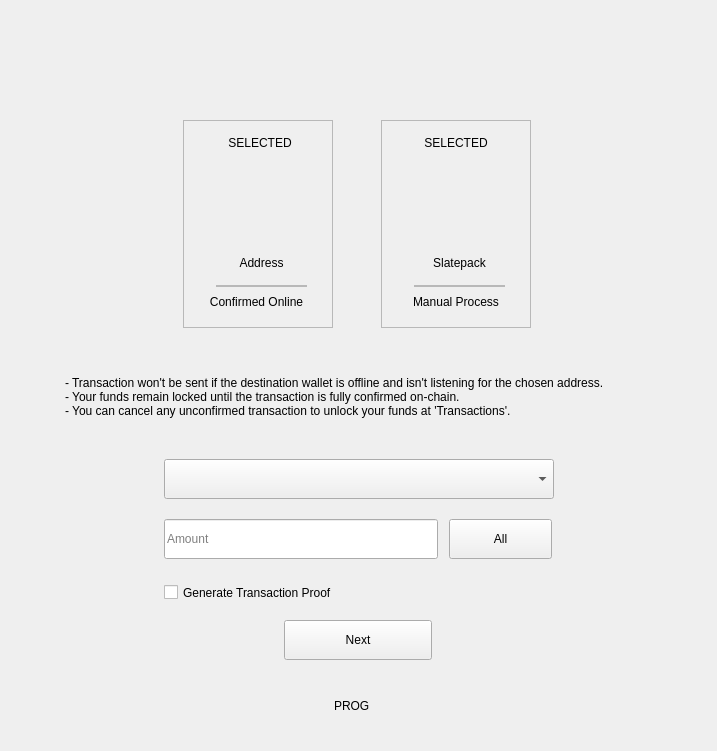
First picture: the form in windows_desktop/g_sendStarting.ui, repository mwcproject/mwc-qt-wallet, before the edit.
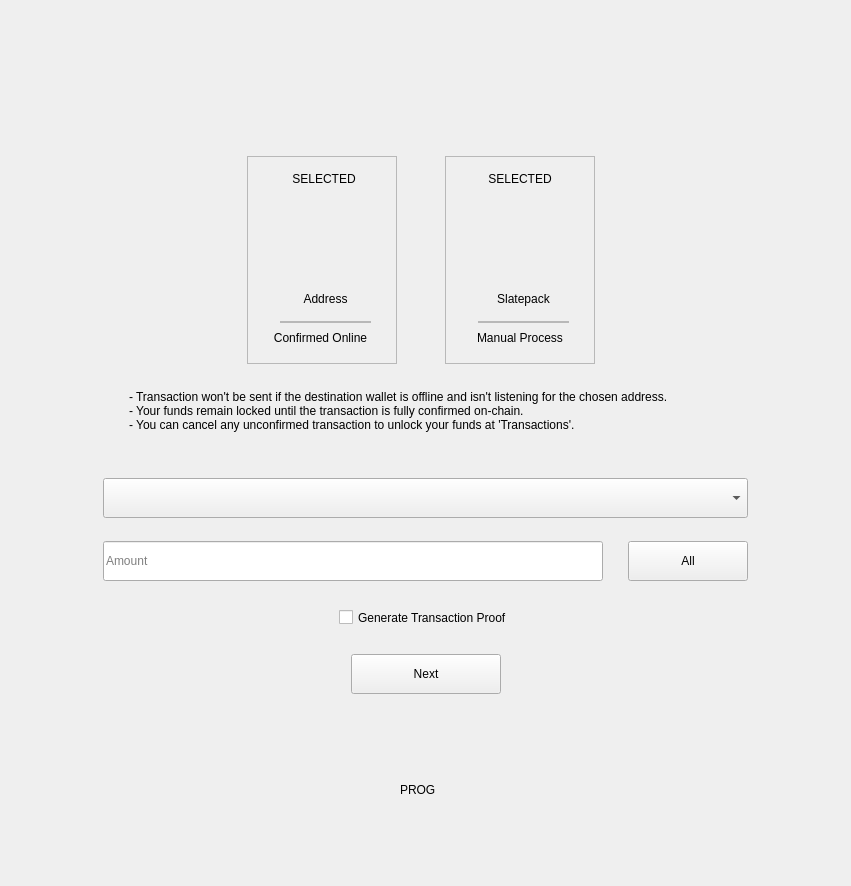
Second picture: the form after the edit. Icons and pictures are not drawn. Custom widgets are drawn as their Qt base class.

Commit message: Send UI. Make Account combo wide and all Send panels resizable

Diff of the .ui file:
```diff
--- a/windows_desktop/g_sendStarting.ui
+++ b/windows_desktop/g_sendStarting.ui
@@ -6,20 +6,17 @@
    <rect>
     <x>0</x>
     <y>0</y>
-    <width>717</width>
-    <height>751</height>
+    <width>851</width>
+    <height>886</height>
    </rect>
   </property>
   <property name="windowTitle">
    <string>Form</string>
   </property>
-  <layout class="QVBoxLayout" name="verticalLayout_2" stretch="1,0,3">
+  <layout class="QVBoxLayout" name="verticalLayout_3" stretch="1,0,3">
    <property name="spacing">
     <number>0</number>
    </property>
-   <property name="leftMargin">
-    <number>12</number>
-   </property>
    <property name="topMargin">
     <number>90</number>
    </property>
@@ -27,24 +24,24 @@
     <number>1</number>
    </property>
    <item>
-    <spacer name="verticalSpacer">
+    <spacer name="verticalSpacer_7">
      <property name="orientation">
-      <enum>Qt::Vertical</enum>
+      <enum>Qt::Orientation::Vertical</enum>
      </property>
      <property name="sizeHint" stdset="0">
       <size>
        <width>20</width>
-       <height>34</height>
+       <height>60</height>
       </size>
      </property>
     </spacer>
    </item>
    <item>
-    <layout class="QHBoxLayout" name="horizontalLayout">
+    <layout class="QHBoxLayout" name="horizontalLayout_5" stretch="1,7,1">
      <item>
-      <spacer name="horizontalSpacer">
+      <spacer name="horizontalSpacer_2">
        <property name="orientation">
-        <enum>Qt::Horizontal</enum>
+        <enum>Qt::Orientation::Horizontal</enum>
        </property>
        <property name="sizeHint" stdset="0">
         <size>
@@ -70,27 +67,213 @@
        </property>
        <property name="maximumSize">
         <size>
-         <width>600</width>
+         <width>1200</width>
          <height>540</height>
         </size>
        </property>
        <property name="frameShape">
-        <enum>QFrame::NoFrame</enum>
+        <enum>QFrame::Shape::NoFrame</enum>
        </property>
        <property name="frameShadow">
-        <enum>QFrame::Raised</enum>
+        <enum>QFrame::Shadow::Raised</enum>
        </property>
+       <layout class="QVBoxLayout" name="verticalLayout_2">
+        <property name="spacing">
+         <number>1</number>
+        </property>
+        <property name="leftMargin">
+         <number>0</number>
+        </property>
+        <property name="topMargin">
+         <number>0</number>
+        </property>
+        <property name="rightMargin">
+         <number>0</number>
+        </property>
+        <property name="bottomMargin">
+         <number>0</number>
+        </property>
+        <item>
+         <layout class="QHBoxLayout" name="horizontalLayout">
+          <property name="spacing">
+           <number>0</number>
+          </property>
+          <item>
+           <spacer name="horizontalSpacer_5">
+            <property name="orientation">
+             <enum>Qt::Orientation::Horizontal</enum>
+            </property>
+            <property name="sizeHint" stdset="0">
+             <size>
+              <width>40</width>
+              <height>20</height>
+             </size>
+            </property>
+           </spacer>
+          </item>
+          <item>
+           <widget class="QFrame" name="frame">
+            <property name="minimumSize">
+             <size>
+              <width>600</width>
+              <height>300</height>
+             </size>
+            </property>
+            <property name="maximumSize">
+             <size>
+              <width>600</width>
+              <height>300</height>
+             </size>
+            </property>
+            <property name="focusPolicy">
+             <enum>Qt::FocusPolicy::NoFocus</enum>
+            </property>
+            <property name="frameShape">
+             <enum>QFrame::Shape::NoFrame</enum>
+            </property>
+            <property name="frameShadow">
+             <enum>QFrame::Shadow::Plain</enum>
+            </property>
+            <widget class="control::MwcCheckedFrame" name="slatepackChecked">
+             <property name="geometry">
+              <rect>
+               <x>320</x>
+               <y>2</y>
+               <width>150</width>
+               <height>208</height>
+              </rect>
+             </property>
+             <property name="focusPolicy">
+              <enum>Qt::FocusPolicy::StrongFocus</enum>
+             </property>
+             <property name="toolTip">
+              <string>Send MWC via Slatepack</string>
+             </property>
+             <property name="statusTip">
+              <string>Send MWC via Slatepack</string>
+             </property>
+             <property name="styleSheet">
+              <string notr="true"/>
+             </property>
+             <property name="frameShape">
+              <enum>QFrame::Shape::StyledPanel</enum>
+             </property>
+             <property name="frameShadow">
+              <enum>QFrame::Shadow::Raised</enum>
+             </property>
+             <widget class="control::MwcLabel" name="label_16">
+              <property name="geometry">
+               <rect>
+                <x>48</x>
+                <y>42</y>
+                <width>58</width>
+                <height>73</height>
+               </rect>
+              </property>
+              <property name="text">
+               <string/>
+              </property>
+              <property name="pixmap">
+               <pixmap resource="../resources_desktop.qrc">:/img/File.svg</pixmap>
+              </property>
+              <property name="scaledContents">
+               <bool>true</bool>
+              </property>
+             </widget>
+             <widget class="control::MwcLabelLarge" name="label_17">
+              <property name="geometry">
+               <rect>
+                <x>27</x>
+                <y>132</y>
+                <width>103</width>
+                <height>22</height>
+               </rect>
+              </property>
+              <property name="text">
+               <string>Slatepack</string>
+              </property>
+              <property name="alignment">
+               <set>Qt::AlignmentFlag::AlignCenter</set>
+              </property>
+             </widget>
+             <widget class="control::MwcLine" name="frame_11">
+              <property name="geometry">
+               <rect>
+                <x>33</x>
+                <y>165</y>
+                <width>91</width>
+                <height>2</height>
+               </rect>
+              </property>
+              <property name="frameShape">
+               <enum>QFrame::Shape::StyledPanel</enum>
+              </property>
+              <property name="frameShadow">
+               <enum>QFrame::Shadow::Raised</enum>
+              </property>
+             </widget>
+             <widget class="control::MwcLabelNormal" name="label_18">
+              <property name="geometry">
+               <rect>
+                <x>7</x>
+                <y>171</y>
+                <width>136</width>
+                <height>22</height>
+               </rect>
+              </property>
+              <property name="text">
+               <string>Manual Process</string>
+              </property>
+              <property name="alignment">
+               <set>Qt::AlignmentFlag::AlignCenter</set>
+              </property>
+             </widget>
+             <widget class="control::MwcLabelSmall" name="slatepackLabel">
+              <property name="geometry">
+               <rect>
+                <x>13</x>
+                <y>12</y>
+                <width>124</width>
+                <height>22</height>
+               </rect>
+              </property>
+              <property name="text">
+               <string>SELECTED</string>
+              </property>
+              <property name="alignment">
+               <set>Qt::AlignmentFlag::AlignCenter</set>
+              </property>
+             </widget>
+            </widget>
+            <widget class="control::MwcLabelSmall" name="label_4">
+             <property name="geometry">
+              <rect>
+               <x>4</x>
+               <y>218</y>
+               <width>589</width>
+               <height>77</height>
+              </rect>
+             </property>
+             <property name="text">
+              <string>- Transaction won't be sent if the destination wallet is offline and isn't listening for the chosen address.
+- Your funds remain locked until the transaction is fully confirmed on-chain.
+- You can cancel any unconfirmed transaction to unlock your funds at 'Transactions'.</string>
+             </property>
+             <property name="wordWrap">
+              <bool>true</bool>
+             </property>
+            </widget>
        <widget class="control::MwcCheckedFrame" name="onlineChecked">
         <property name="geometry">
          <rect>
-          <x>124</x>
-          <y>0</y>
+               <x>122</x>
+               <y>2</y>
           <width>150</width>
           <height>208</height>
          </rect>
         </property>
         <property name="focusPolicy">
-         <enum>Qt::StrongFocus</enum>
+              <enum>Qt::FocusPolicy::StrongFocus</enum>
         </property>
         <property name="toolTip">
          <string>Send MWC online with MWCMQS or Tor</string>
@@ -99,10 +282,10 @@
          <string>Send MWC online with MWCMQS or Tor</string>
         </property>
         <property name="frameShape">
-         <enum>QFrame::StyledPanel</enum>
+              <enum>QFrame::Shape::StyledPanel</enum>
         </property>
         <property name="frameShadow">
-         <enum>QFrame::Raised</enum>
+              <enum>QFrame::Shadow::Raised</enum>
         </property>
         <widget class="control::MwcLabel" name="label">
          <property name="geometry">
@@ -136,7 +319,7 @@
           <string>Address</string>
          </property>
          <property name="alignment">
-          <set>Qt::AlignCenter</set>
+               <set>Qt::AlignmentFlag::AlignCenter</set>
          </property>
         </widget>
         <widget class="control::MwcLine" name="frame_2">
@@ -149,10 +332,10 @@
           </rect>
          </property>
          <property name="frameShape">
-          <enum>QFrame::StyledPanel</enum>
+               <enum>QFrame::Shape::StyledPanel</enum>
          </property>
          <property name="frameShadow">
-          <enum>QFrame::Raised</enum>
+               <enum>QFrame::Shadow::Raised</enum>
          </property>
         </widget>
         <widget class="control::MwcLabelNormal" name="label_3">
@@ -168,7 +351,7 @@
           <string>Confirmed Online</string>
          </property>
          <property name="alignment">
-          <set>Qt::AlignCenter</set>
+               <set>Qt::AlignmentFlag::AlignCenter</set>
          </property>
         </widget>
         <widget class="control::MwcLabelSmall" name="onlineLabel">
@@ -184,19 +367,42 @@
           <string>SELECTED</string>
          </property>
          <property name="alignment">
-          <set>Qt::AlignCenter</set>
+               <set>Qt::AlignmentFlag::AlignCenter</set>
          </property>
         </widget>
        </widget>
+           </widget>
+          </item>
+          <item>
+           <spacer name="horizontalSpacer_6">
+            <property name="orientation">
+             <enum>Qt::Orientation::Horizontal</enum>
+            </property>
+            <property name="sizeHint" stdset="0">
+             <size>
+              <width>40</width>
+              <height>20</height>
+             </size>
+            </property>
+           </spacer>
+          </item>
+         </layout>
+        </item>
+        <item>
+         <spacer name="verticalSpacer">
+          <property name="orientation">
+           <enum>Qt::Orientation::Vertical</enum>
+          </property>
+          <property name="sizeHint" stdset="0">
+           <size>
+            <width>20</width>
+            <height>40</height>
+           </size>
+          </property>
+         </spacer>
+        </item>
+        <item>
        <widget class="control::MwcComboBox" name="accountComboBox">
-        <property name="geometry">
-         <rect>
-          <x>105</x>
-          <y>339</y>
-          <width>390</width>
-          <height>40</height>
-         </rect>
-        </property>
         <property name="sizePolicy">
          <sizepolicy hsizetype="Minimum" vsizetype="Fixed">
           <horstretch>0</horstretch>
@@ -216,7 +422,7 @@
          </size>
         </property>
         <property name="focusPolicy">
-         <enum>Qt::StrongFocus</enum>
+           <enum>Qt::FocusPolicy::StrongFocus</enum>
         </property>
         <property name="toolTip">
          <string>Choose the account to send MWC from</string>
@@ -225,15 +431,27 @@
          <string>Choose the account to send MWC from</string>
         </property>
        </widget>
+        </item>
+        <item>
+         <spacer name="verticalSpacer_2">
+          <property name="orientation">
+           <enum>Qt::Orientation::Vertical</enum>
+          </property>
+          <property name="sizeHint" stdset="0">
+           <size>
+            <width>20</width>
+            <height>40</height>
+           </size>
+          </property>
+         </spacer>
+        </item>
+        <item>
+         <layout class="QHBoxLayout" name="horizontalLayout_3" stretch="1,0">
+          <property name="spacing">
+           <number>25</number>
+          </property>
+          <item>
        <widget class="control::MwcLineEditNormal" name="amountEdit">
-        <property name="geometry">
-         <rect>
-          <x>105</x>
-          <y>399</y>
-          <width>274</width>
-          <height>40</height>
-         </rect>
-        </property>
         <property name="sizePolicy">
          <sizepolicy hsizetype="Minimum" vsizetype="Fixed">
           <horstretch>0</horstretch>
@@ -265,18 +483,12 @@
          <string>Amount</string>
         </property>
        </widget>
+          </item>
+          <item>
        <widget class="control::MwcPushButtonNormal" name="allAmountButton">
-        <property name="geometry">
-         <rect>
-          <x>390</x>
-          <y>399</y>
-          <width>103</width>
-          <height>40</height>
-         </rect>
-        </property>
         <property name="minimumSize">
          <size>
-          <width>0</width>
+              <width>120</width>
           <height>40</height>
          </size>
         </property>
@@ -290,7 +502,7 @@
          <cursorShape>PointingHandCursor</cursorShape>
         </property>
         <property name="focusPolicy">
-         <enum>Qt::StrongFocus</enum>
+             <enum>Qt::FocusPolicy::StrongFocus</enum>
         </property>
         <property name="toolTip">
          <string>Send entire MWC balance from this account</string>
@@ -302,70 +514,39 @@
          <string>All</string>
         </property>
        </widget>
-       <widget class="control::MwcPushButtonNormal" name="nextButton">
-        <property name="geometry">
-         <rect>
-          <x>225</x>
-          <y>500</y>
-          <width>148</width>
-          <height>40</height>
-         </rect>
-        </property>
-        <property name="minimumSize">
+          </item>
+         </layout>
+        </item>
+        <item>
+         <spacer name="verticalSpacer_5">
+          <property name="orientation">
+           <enum>Qt::Orientation::Vertical</enum>
+          </property>
+          <property name="sizeHint" stdset="0">
          <size>
-          <width>0</width>
+            <width>20</width>
           <height>40</height>
          </size>
         </property>
-        <property name="maximumSize">
+         </spacer>
+        </item>
+        <item>
+         <layout class="QHBoxLayout" name="horizontalLayout_6">
+          <item>
+           <spacer name="horizontalSpacer_9">
+            <property name="orientation">
+             <enum>Qt::Orientation::Horizontal</enum>
+            </property>
+            <property name="sizeHint" stdset="0">
          <size>
-          <width>16777215</width>
-          <height>40</height>
-         </size>
-        </property>
-        <property name="cursor">
-         <cursorShape>PointingHandCursor</cursorShape>
-        </property>
-        <property name="focusPolicy">
-         <enum>Qt::StrongFocus</enum>
-        </property>
-        <property name="toolTip">
-         <string>Send MWC and continue to the next step.</string>
-        </property>
-        <property name="statusTip">
-         <string>Send MWC and continue to the next step.</string>
-        </property>
-        <property name="text">
-         <string>Next</string>
-        </property>
-       </widget>
-       <widget class="control::MwcLabelSmall" name="label_4">
-        <property name="geometry">
-         <rect>
-          <x>6</x>
-          <y>231</y>
-          <width>598</width>
-          <height>91</height>
-         </rect>
-        </property>
-        <property name="text">
-         <string>- Transaction won't be sent if the destination wallet is offline and isn't listening for the chosen address.
-- Your funds remain locked until the transaction is fully confirmed on-chain.
-- You can cancel any unconfirmed transaction to unlock your funds at 'Transactions'.</string>
-        </property>
-        <property name="wordWrap">
-         <bool>true</bool>
-        </property>
-       </widget>
+              <width>40</width>
+              <height>20</height>
+             </size>
+            </property>
+           </spacer>
+          </item>
+          <item>
        <widget class="control::MwcCheckBox" name="generatePoof">
-        <property name="geometry">
-         <rect>
-          <x>105</x>
-          <y>460</y>
-          <width>391</width>
-          <height>25</height>
-         </rect>
-        </property>
         <property name="minimumSize">
          <size>
           <width>0</width>
@@ -373,7 +554,7 @@
          </size>
         </property>
         <property name="focusPolicy">
-         <enum>Qt::StrongFocus</enum>
+             <enum>Qt::FocusPolicy::StrongFocus</enum>
         </property>
         <property name="toolTip">
          <string>The proof contains the full transaction and can be viewed by anyone. Keep it if you might need to resolve a dispute; skip it if privacy matters more.</string>
@@ -388,123 +569,103 @@
          <bool>false</bool>
         </property>
        </widget>
-       <widget class="control::MwcCheckedFrame" name="slatepackChecked">
-        <property name="geometry">
-         <rect>
-          <x>322</x>
-          <y>0</y>
+          </item>
+          <item>
+           <spacer name="horizontalSpacer_10">
+            <property name="orientation">
+             <enum>Qt::Orientation::Horizontal</enum>
+            </property>
+            <property name="sizeHint" stdset="0">
+             <size>
+              <width>40</width>
+              <height>20</height>
+             </size>
+            </property>
+           </spacer>
+          </item>
+         </layout>
+        </item>
+        <item>
+         <spacer name="verticalSpacer_6">
+          <property name="orientation">
+           <enum>Qt::Orientation::Vertical</enum>
+          </property>
+          <property name="sizeHint" stdset="0">
+           <size>
+            <width>20</width>
+            <height>40</height>
+           </size>
+          </property>
+         </spacer>
+        </item>
+        <item>
+         <layout class="QHBoxLayout" name="horizontalLayout_4">
+          <item>
+           <spacer name="horizontalSpacer_7">
+            <property name="orientation">
+             <enum>Qt::Orientation::Horizontal</enum>
+            </property>
+            <property name="sizeHint" stdset="0">
+             <size>
+              <width>40</width>
+              <height>20</height>
+             </size>
+            </property>
+           </spacer>
+          </item>
+          <item>
+           <widget class="control::MwcPushButtonNormal" name="nextButton">
+            <property name="minimumSize">
+             <size>
           <width>150</width>
-          <height>208</height>
-         </rect>
+              <height>40</height>
+             </size>
+            </property>
+            <property name="maximumSize">
+             <size>
+              <width>150</width>
+              <height>40</height>
+             </size>
+            </property>
+            <property name="cursor">
+             <cursorShape>PointingHandCursor</cursorShape>
         </property>
         <property name="focusPolicy">
-         <enum>Qt::StrongFocus</enum>
+             <enum>Qt::FocusPolicy::StrongFocus</enum>
         </property>
         <property name="toolTip">
-         <string>Send MWC via Slatepack</string>
+             <string>Send MWC and continue to the next step.</string>
         </property>
         <property name="statusTip">
-         <string>Send MWC via Slatepack</string>
-        </property>
-        <property name="styleSheet">
-         <string notr="true"/>
-        </property>
-        <property name="frameShape">
-         <enum>QFrame::StyledPanel</enum>
-        </property>
-        <property name="frameShadow">
-         <enum>QFrame::Raised</enum>
-        </property>
-        <widget class="control::MwcLabel" name="label_16">
-         <property name="geometry">
-          <rect>
-           <x>48</x>
-           <y>42</y>
-           <width>58</width>
-           <height>73</height>
-          </rect>
-         </property>
+             <string>Send MWC and continue to the next step.</string>
+            </property>
          <property name="text">
-          <string/>
-         </property>
-         <property name="pixmap">
-          <pixmap resource="../resources_desktop.qrc">:/img/File.svg</pixmap>
-         </property>
-         <property name="scaledContents">
-          <bool>true</bool>
-         </property>
-        </widget>
-        <widget class="control::MwcLabelLarge" name="label_17">
-         <property name="geometry">
-          <rect>
-           <x>27</x>
-           <y>132</y>
-           <width>103</width>
-           <height>22</height>
-          </rect>
-         </property>
-         <property name="text">
-          <string>Slatepack</string>
-         </property>
-         <property name="alignment">
-          <set>Qt::AlignCenter</set>
-         </property>
-        </widget>
-        <widget class="control::MwcLine" name="frame_11">
-         <property name="geometry">
-          <rect>
-           <x>33</x>
-           <y>165</y>
-           <width>91</width>
-           <height>2</height>
-          </rect>
-         </property>
-         <property name="frameShape">
-          <enum>QFrame::StyledPanel</enum>
-         </property>
-         <property name="frameShadow">
-          <enum>QFrame::Raised</enum>
-         </property>
-        </widget>
-        <widget class="control::MwcLabelNormal" name="label_18">
-         <property name="geometry">
-          <rect>
-           <x>7</x>
-           <y>171</y>
-           <width>136</width>
-           <height>22</height>
-          </rect>
-         </property>
-         <property name="text">
-          <string>Manual Process</string>
-         </property>
-         <property name="alignment">
-          <set>Qt::AlignCenter</set>
-         </property>
-        </widget>
-        <widget class="control::MwcLabelSmall" name="slatepackLabel">
-         <property name="geometry">
-          <rect>
-           <x>13</x>
-           <y>12</y>
-           <width>124</width>
-           <height>22</height>
-          </rect>
-         </property>
-         <property name="text">
-          <string>SELECTED</string>
-         </property>
-         <property name="alignment">
-          <set>Qt::AlignCenter</set>
-         </property>
-        </widget>
-       </widget>
-      </widget>
+             <string>Next</string>
+            </property>
+           </widget>
+          </item>
+          <item>
+           <spacer name="horizontalSpacer_8">
+            <property name="orientation">
+             <enum>Qt::Orientation::Horizontal</enum>
+            </property>
+            <property name="sizeHint" stdset="0">
+             <size>
+              <width>40</width>
+              <height>20</height>
+             </size>
+            </property>
+           </spacer>
+          </item>
+         </layout>
+        </item>
+       </layout>
+      </widget>
      </item>
      <item>
-      <spacer name="horizontalSpacer_2">
+      <spacer name="horizontalSpacer">
        <property name="orientation">
-        <enum>Qt::Horizontal</enum>
+        <enum>Qt::Orientation::Horizontal</enum>
        </property>
        <property name="sizeHint" stdset="0">
         <size>
@@ -521,7 +682,7 @@
      <item>
       <spacer name="verticalSpacer_3">
        <property name="orientation">
-        <enum>Qt::Vertical</enum>
+        <enum>Qt::Orientation::Vertical</enum>
        </property>
        <property name="sizeHint" stdset="0">
         <size>
@@ -539,10 +700,10 @@
        <item>
         <spacer name="horizontalSpacer_3">
          <property name="orientation">
-          <enum>Qt::Horizontal</enum>
+          <enum>Qt::Orientation::Horizontal</enum>
          </property>
          <property name="sizeType">
-          <enum>QSizePolicy::Minimum</enum>
+          <enum>QSizePolicy::Policy::Minimum</enum>
          </property>
          <property name="sizeHint" stdset="0">
           <size>
@@ -596,10 +757,10 @@
        <item>
         <spacer name="horizontalSpacer_4">
          <property name="orientation">
-          <enum>Qt::Horizontal</enum>
+          <enum>Qt::Orientation::Horizontal</enum>
          </property>
          <property name="sizeType">
-          <enum>QSizePolicy::Minimum</enum>
+          <enum>QSizePolicy::Policy::Minimum</enum>
          </property>
          <property name="sizeHint" stdset="0">
           <size>
@@ -614,7 +775,7 @@
      <item>
       <spacer name="verticalSpacer_4">
        <property name="orientation">
-        <enum>Qt::Vertical</enum>
+        <enum>Qt::Orientation::Vertical</enum>
        </property>
        <property name="sizeHint" stdset="0">
         <size>
@@ -629,6 +790,12 @@
   </layout>
  </widget>
  <customwidgets>
+  <customwidget>
+   <class>control::MwcWidget</class>
+   <extends>QWidget</extends>
+   <header>control_desktop/MwcWidget.h</header>
+   <container>1</container>
+  </customwidget>
   <customwidget>
    <class>control::MwcPushButtonNormal</class>
    <extends>QPushButton</extends>
@@ -655,7 +822,7 @@
    <header>control_desktop/MwcLabel.h</header>
   </customwidget>
   <customwidget>
-   <class>control::MwcLabelNormal</class>
+   <class>control::MwcLabel</class>
    <extends>QLabel</extends>
    <header>control_desktop/MwcLabel.h</header>
   </customwidget>
@@ -669,6 +836,11 @@
    <extends>QCheckBox</extends>
    <header>control_desktop/MwcCheckBox.h</header>
   </customwidget>
+  <customwidget>
+   <class>control::MwcLabelNormal</class>
+   <extends>QLabel</extends>
+   <header>control_desktop/MwcLabel.h</header>
+  </customwidget>
   <customwidget>
    <class>control::MwcLine</class>
    <extends>QFrame</extends>
@@ -681,16 +853,6 @@
    <header>control_desktop/MwcCheckedFrame.h</header>
    <container>1</container>
   </customwidget>
-   <customwidget>
-   <class>control::MwcLabel</class>
-   <extends>QLabel</extends>
-   <header>control_desktop/MwcLabel.h</header>
-  </customwidget>
-  <customwidget>
-   <class>control::MwcWidget</class>
-   <extends>QWidget</extends>
-   <header>control_desktop/MwcWidget.h</header>
-  </customwidget>
  </customwidgets>
  <tabstops>
   <tabstop>onlineChecked</tabstop>
@@ -700,6 +862,7 @@
   <tabstop>allAmountButton</tabstop>
   <tabstop>generatePoof</tabstop>
   <tabstop>nextButton</tabstop>
+  <tabstop>frame</tabstop>
  </tabstops>
  <resources>
   <include location="../resources_desktop.qrc"/>
```
Lines whose indentation alone changed are shown as unchanged. The commit also changes 7 other files.
